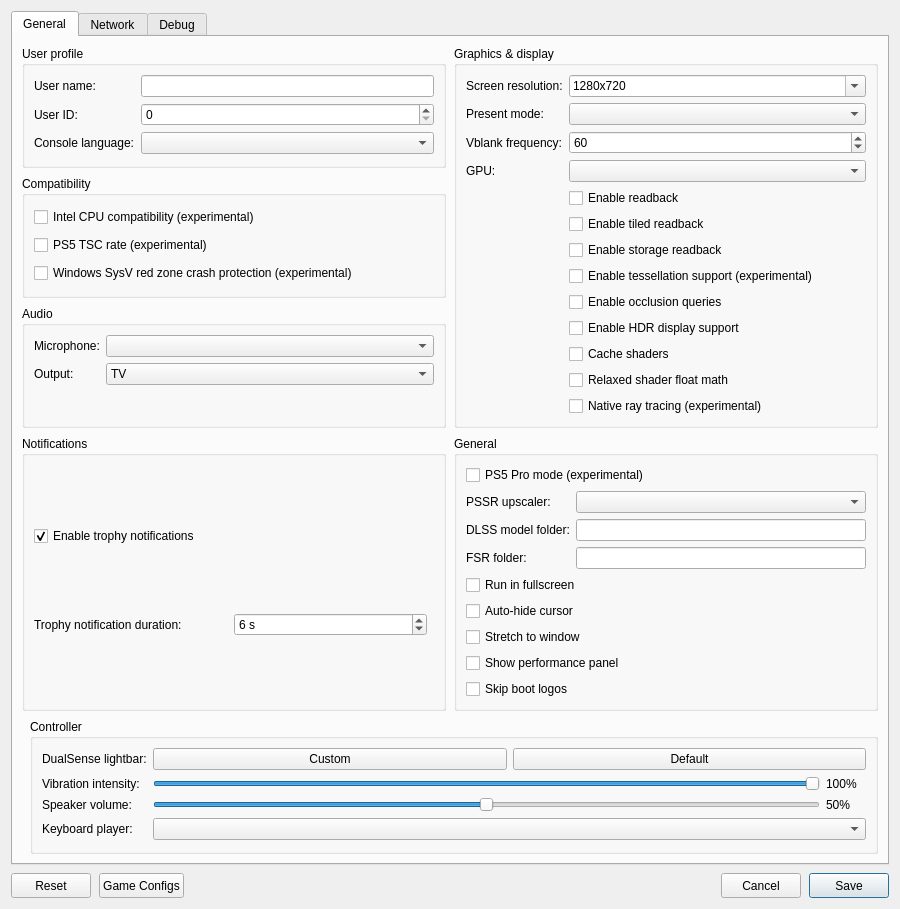
The window that src/launcher/forms/configuration_edit_dialog.ui (Nawid3333/KytyPS5) describes before a commit, drawn with Qt 5.
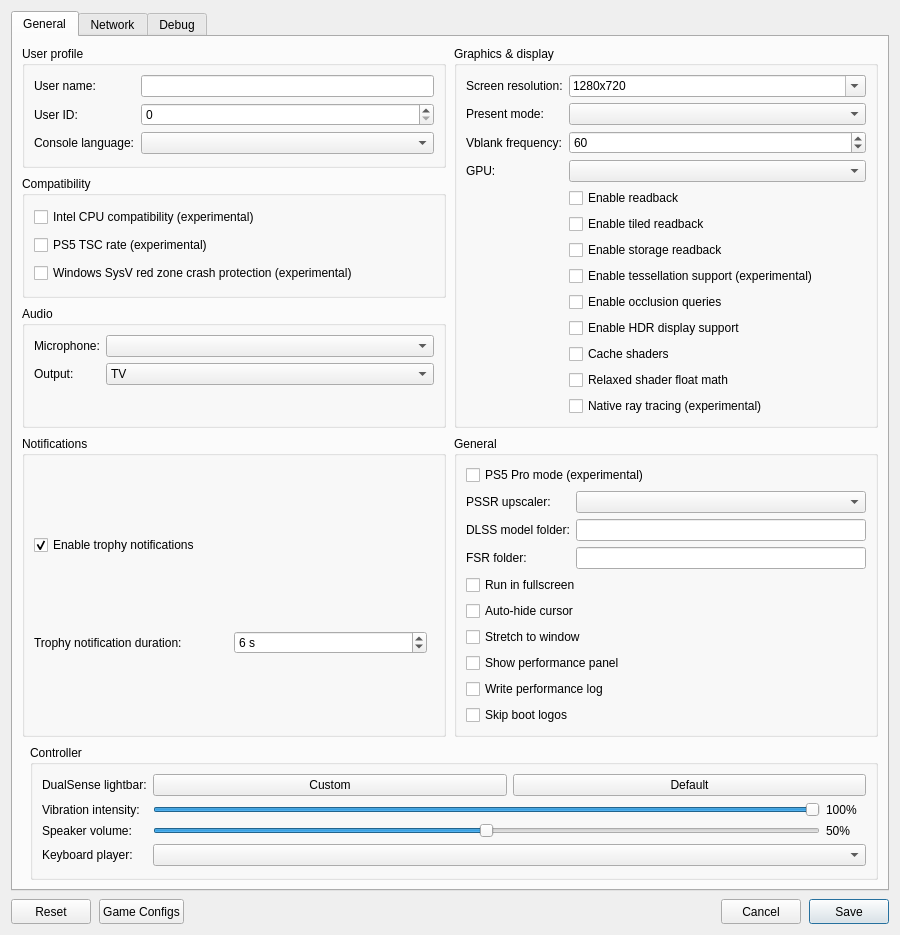
The same window after the commit. Custom widgets are drawn as their Qt base class.

Commit message: lab: launcher switch 'Write performance log' (--perf-log), overlay sampler only while the panel is shown (test build, not for upstream)

The edit to the form file:
```diff
--- a/src/launcher/forms/configuration_edit_dialog.ui
+++ b/src/launcher/forms/configuration_edit_dialog.ui
@@ -340,6 +340,12 @@
               <property name="text"><string>Show performance panel</string></property>
              </widget>
             </item>
+            <item>
+             <widget class="QCheckBox" name="checkBox_perf_log">
+              <property name="toolTip"><string>Every 10 seconds, write FPS, frame times and their causes (GPU waits, shader compiles, uploads, short sleeps) to the console and log. Slow frames get one line each.</string></property>
+              <property name="text"><string>Write performance log</string></property>
+             </widget>
+            </item>
             <item>
              <widget class="QCheckBox" name="checkBox_skip_notice_screen">
               <property name="toolTip"><string>Skip startup logos and notices in supported games.</string></property>
```
The commit also changes 9 other files.
